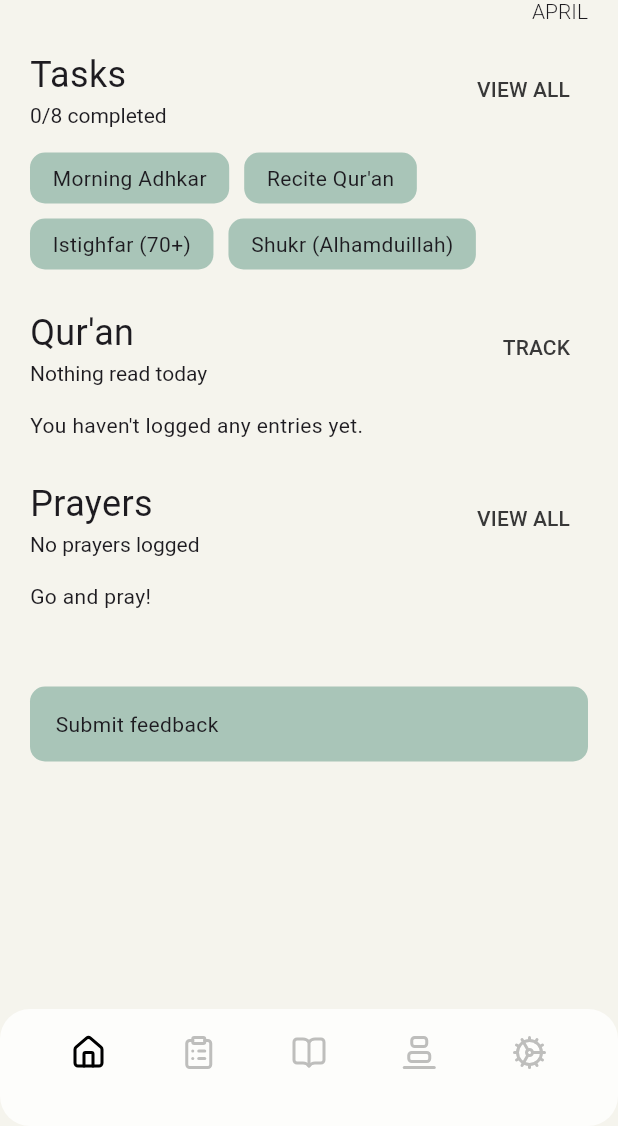
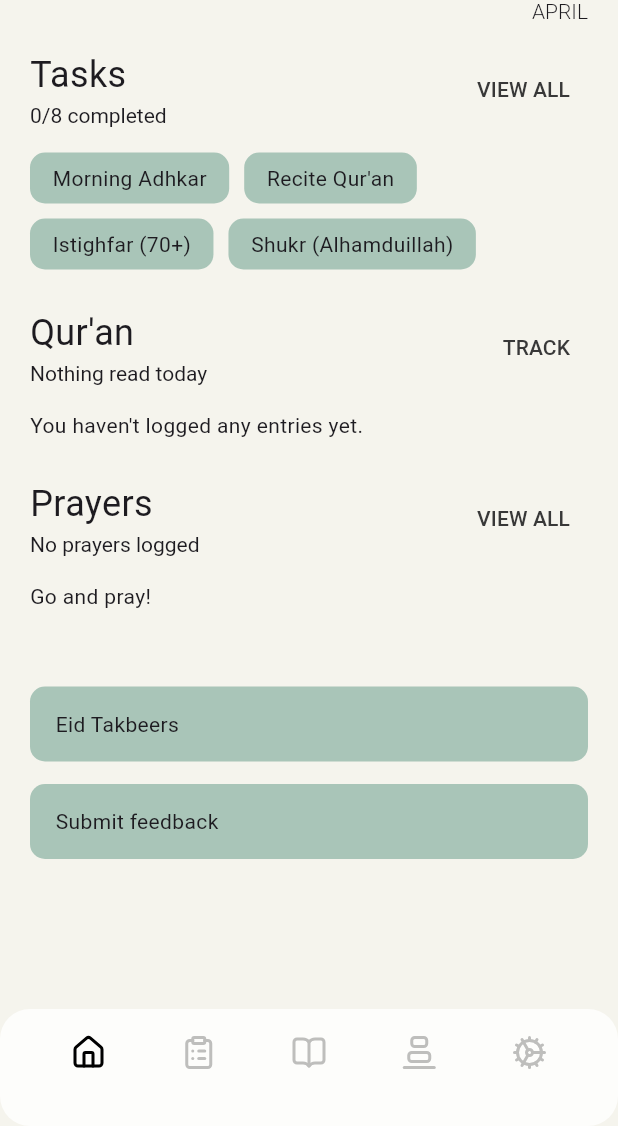
Before and after one commit to hkamran80/ramadan-taskminder, a Flutter app: the screen it shows after launch, on a phone screen of 412 x 824 dp, the part 110-1236 px from its top. Run offline on Flutter 3.47's test engine with Material 3 defaults, Android fonts, the light colour scheme and no system bars; our stand-ins replace go_router, google_fonts, hijri, hive_flutter, lucide_icons_flutter, package_info_plus and 1 more; missing offline and left inert: flutter_file_dialog, restart_app; accounts and stored records are empty; Roboto replaces fonts that are missing (Numans).

Commit message:
Add the Eid Takbeers button back

```diff
--- a/lib/screens/home.dart
+++ b/lib/screens/home.dart
@@ -304,11 +304,11 @@ class _HomeScreenState extends State<HomeScreen> {
                         const SizedBox(
                           height: 50,
                         ),
-                        // WideCard(
-                        //   content: "Eid Takbeers",
-                        //   onTap: () => GoRouter.of(context).push("/eid-takbeer"),
-                        // ),
-                        // const SizedBox(height: 15),
+                        WideCard(
+                          content: "Eid Takbeers",
+                          onTap: () => GoRouter.of(context).push("/eid-takbeer"),
+                        ),
+                        const SizedBox(height: 15),
                         WideCard(
                           content: "Submit feedback",
                           onTap: () => _launchUrl(),
```
Also changed, not shown: pubspec.lock.
